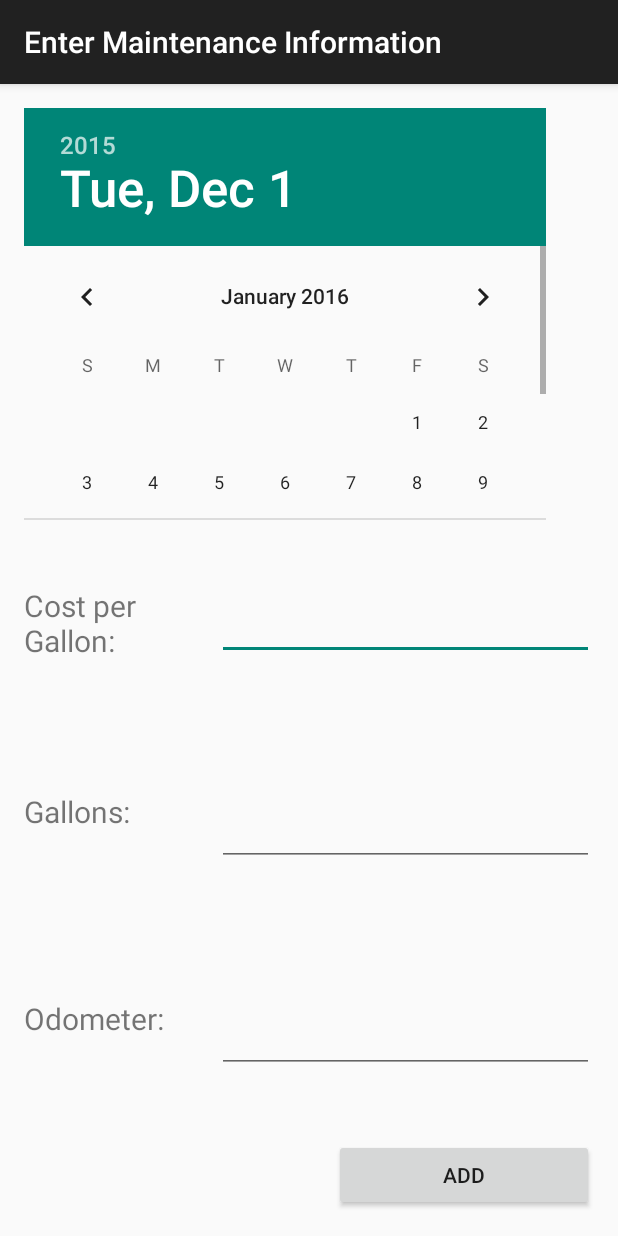
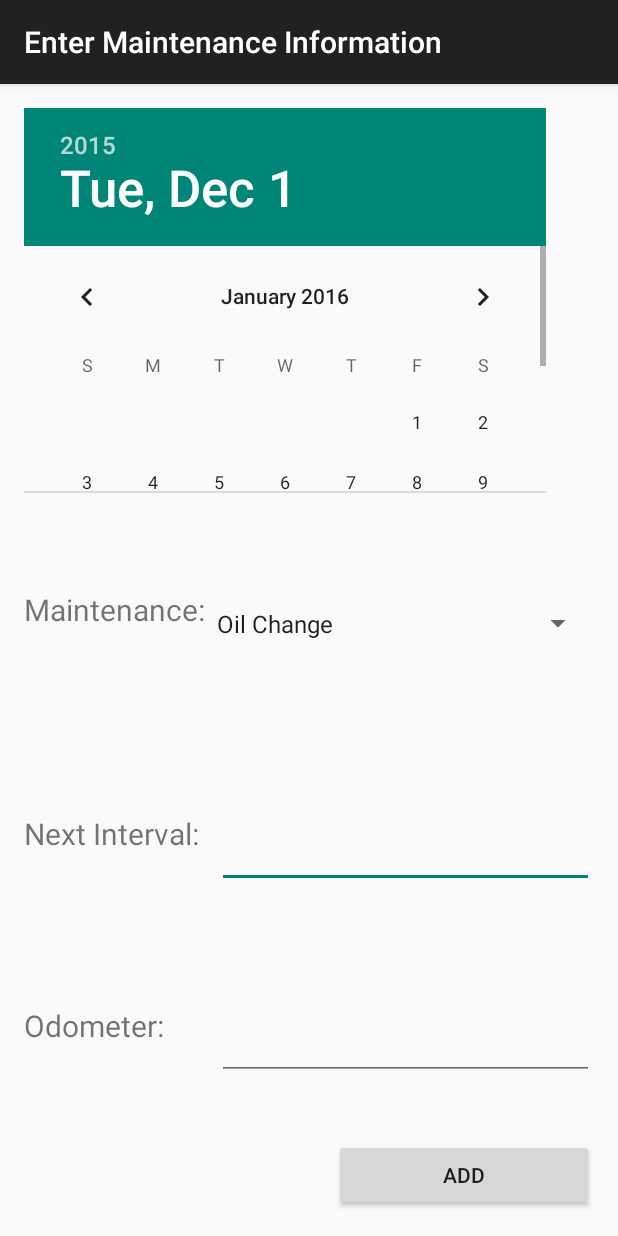
Before and after one commit to deplicator/simple-mileage-and-maintenance, an Android app: the EnterMaintActivity screen opened directly, with no data from a screen before it, after a tap on "ADD", on a phone screen of 412 x 824 dp. Run offline under Robolectric (Android 15) with nearby library versions, the light colour scheme and no system bars.

Commit message:
Started serious implementation of maintenance input.

```diff
--- a/app/src/main/java/net/geekwagon/apps/simplemileageandmaintenance/EnterMaintActivity.java
+++ b/app/src/main/java/net/geekwagon/apps/simplemileageandmaintenance/EnterMaintActivity.java
@@ -1,5 +1,6 @@
 package net.geekwagon.apps.simplemileageandmaintenance;
 
+import android.app.Activity;
 import android.app.AlertDialog;
 import android.content.Context;
 import android.content.DialogInterface;
@@ -7,14 +8,14 @@ import android.os.Bundle;
 import android.os.Environment;
 import android.support.v7.app.AppCompatActivity;
 import android.util.Log;
-import android.view.Menu;
-import android.view.MenuItem;
 import android.view.View;
+import android.widget.AdapterView;
+import android.widget.ArrayAdapter;
 import android.widget.Button;
 import android.widget.DatePicker;
 import android.widget.EditText;
+import android.widget.Spinner;
 import android.widget.Toast;
-
 import java.io.File;
 import java.io.FileOutputStream;
 import java.io.FileWriter;
@@ -41,7 +42,9 @@ public class EnterMaintActivity extends AppCompatActivity {
     }
 
     DatePicker maint_date;
+    Spinner maint_items_dropdown;
     EditText maint_odometer_field;
+    EditText maint_interval_field;
     Button maint_ok_btn;
 
     @Override
@@ -51,10 +54,38 @@ public class EnterMaintActivity extends AppCompatActivity {
 
         // Setup elements.
         maint_date = (DatePicker) findViewById(R.id.maint_date_field);
+        maint_items_dropdown = (Spinner) findViewById(R.id.maint_items_spinner);
         maint_odometer_field = (EditText) findViewById(R.id.maint_odometer_field);
+        maint_interval_field = (EditText) findViewById(R.id.maint_interval_field);
         maint_ok_btn = (Button) findViewById(R.id.maint_ok_btn);
 
-        // Add listeners
+        // Populate maintenance items dropdown.
+        ArrayAdapter<CharSequence> adapter = ArrayAdapter.createFromResource(this, R.array.maint_items, android.R.layout.simple_spinner_item);
+        adapter.setDropDownViewResource(android.R.layout.simple_spinner_dropdown_item);
+        maint_items_dropdown.setAdapter(adapter);
+
+        // Maintenance drop down listener.
+        int current_maint_selection = maint_items_dropdown.getSelectedItemPosition();
+        maint_items_dropdown.setOnItemSelectedListener(new AdapterView.OnItemSelectedListener() {
+            @Override
+            public void onItemSelected(AdapterView<?> parentView, View selectedItemView, int position, long id) {
+                String maint_description_string = maint_items_dropdown.getSelectedItem().toString();
+                // get last interval for the line that matches this string and put that value in maint_interval_field.
+
+                Context context = getApplicationContext();
+                Toast toast;
+                toast = Toast.makeText(context, maint_description_string, Toast.LENGTH_SHORT);
+                toast.show();
+            }
+
+            @Override
+            public void onNothingSelected(AdapterView<?> parentView) {
+                // your code here
+            }
+
+        });
+
+        // Add button listener
         maint_ok_btn.setOnClickListener(new View.OnClickListener() {
 
             // date variables
@@ -63,9 +94,16 @@ public class EnterMaintActivity extends AppCompatActivity {
             int maint_date_month;
             int maint_date_year;
 
-            // odometer variables
+            // maint description drop down
+            String maint_description_string = maint_items_dropdown.getSelectedItem().toString();
+
+            // interval variables
             String maint_odometer_raw;
             float maint_odometer_number = 0f;
+
+            // odometer variables
+            String maint_interval_raw;
+            float maint_interval_number = 0f;
 
             public void onClick(final View v) {
 
@@ -81,14 +119,25 @@ public class EnterMaintActivity extends AppCompatActivity {
 
                 // Maintenance odometer reading - required
                 maint_odometer_raw = maint_odometer_field.getText().toString();
-                if(maint_odometer_raw.length() > 0) {
+                if (maint_odometer_raw.length() > 0) {
                     maint_odometer_number = Float.parseFloat(maint_odometer_raw);
                 }
 
+                // Maintenance next interval - required if not already set.
+                maint_interval_raw = maint_interval_field.getText().toString();
+                if (maint_interval_raw.length() > 0) {
+                    maint_interval_number = Float.parseFloat(maint_interval_raw);
+                }
+
                 // Validating
+                Context context = getApplicationContext();
+                Toast toast;
                 if (maint_odometer_number == 0.0) {
-                    Context context = getApplicationContext();
-                    Toast toast = Toast.makeText(context, "Odometer reading is required.", Toast.LENGTH_SHORT);
+                    toast = Toast.makeText(context, "Odometer reading is required.", Toast.LENGTH_SHORT);
+                    toast.show();
+
+                } else if (maint_interval_number == 0.0) {
+                    toast = Toast.makeText(context, "Interval is required.", Toast.LENGTH_SHORT);
                     toast.show();
                 } else {
 
@@ -98,9 +147,9 @@ public class EnterMaintActivity extends AppCompatActivity {
                     alertDialogBuilder
                         .setMessage(
                             "Confirm this entry:\n" +
-                                "    When: " + maint_date_year + " - " + maint_date_month + "-" + maint_date_day + "\n" +
+                                "    When: " + maint_date_year + "-" + maint_date_month + "-" + maint_date_day + "\n" +
                                 "    Odometer: " + maint_odometer_raw + "\n" +
-                                "    What: ")
+                                "    What: " + maint_description_string)
                         .setCancelable(false)
                         .setPositiveButton("Looks good!", new DialogInterface.OnClickListener() {
                             public void onClick(DialogInterface dialog, int id) {
@@ -108,7 +157,7 @@ public class EnterMaintActivity extends AppCompatActivity {
                                 // The place we save gas data.
                                 File direct = new File(Environment.getExternalStorageDirectory() + "/smm/");
                                 File maint_file = new File(Environment.getExternalStorageDirectory().toString() + "/smm/maint_data.txt");
-                                if(!direct.exists()) {
+                                if (!direct.exists()) {
                                     direct.mkdir();
                                 }
 
--- a/app/src/main/java/net/geekwagon/apps/simplemileageandmaintenance/MainActivity.java
+++ b/app/src/main/java/net/geekwagon/apps/simplemileageandmaintenance/MainActivity.java
@@ -49,15 +49,9 @@ public class MainActivity extends AppCompatActivity {
             }
         });
 
-
-
         enterinfo_repair_btn.setOnClickListener(new View.OnClickListener() {
             public void onClick(View view) {
-
-                String something = getApplicationContext().getFilesDir().toString();
-
-                Toast toast = Toast.makeText(getApplicationContext(), something, Toast.LENGTH_SHORT);
-                toast.show();
+                //startActivity(new Intent(view.getContext(), EnterMaintActivity.class));
             }
         });
 
--- a/app/src/main/res/layout/activity_entermaint.xml
+++ b/app/src/main/res/layout/activity_entermaint.xml
@@ -21,27 +21,27 @@
 
         <LinearLayout
             android:orientation="horizontal"
-            android:layout_width="match_parent"
-            android:layout_height="0dp"
+            android:layout_width="wrap_content"
+            android:layout_height="wrap_content"
             android:layout_weight=".2">
 
             <TextView
-                android:layout_width="0dp"
-                android:layout_height="50dp"
-                android:text="Cost per Gallon:"
+                android:layout_width="wrap_content"
+                android:layout_height="45dp"
+                android:text="Maintenance:"
                 android:id="@+id/textView3"
                 android:textSize="20sp"
-                android:layout_gravity="center_vertical"
-                android:layout_weight=".34" />
+                android:layout_gravity="center"
+                android:layout_centerInParent="true"
+                />
 
-            <EditText
+            <Spinner
                 android:layout_width="0dp"
-                android:layout_height="50dp"
-                android:inputType="numberDecimal"
-                android:ems="10"
-                android:id="@+id/gas_cost_field"
-                android:layout_gravity="center_vertical"
-                android:layout_weight="0.66" />
+                android:layout_height="match_parent"
+                android:id="@+id/maint_items_spinner"
+                android:layout_weight="0.37"
+                android:spinnerMode="dropdown"/>
+
         </LinearLayout>
 
         <LinearLayout
@@ -53,7 +53,7 @@
             <TextView
                 android:layout_width="0dp"
                 android:layout_height="50dp"
-                android:text="Gallons:"
+                android:text="Next Interval:"
                 android:id="@+id/textView2"
                 android:textSize="20sp"
                 android:layout_gravity="center_vertical"
@@ -64,7 +64,7 @@
                 android:layout_height="50dp"
                 android:inputType="numberDecimal"
                 android:ems="10"
-                android:id="@+id/gas_gallons_field"
+                android:id="@+id/maint_interval_field"
                 android:layout_gravity="center_vertical"
                 android:layout_weight="0.66" />
         </LinearLayout>
--- a/app/src/main/res/raw/maint_data.txt
+++ b/app/src/main/res/raw/maint_data.txt
@@ -1 +1 @@
-entry_date,entered_date,odometer,description,occurrence
+entry_date,entered_date,odometer,description,interval
--- /dev/null
+++ b/app/src/main/res/values/maint_items.xml
@@ -0,0 +1,13 @@
+<?xml version="1.0" encoding="utf-8"?>
+<resources>
+    <string-array name="maint_items">
+        <item>Oil Change</item>
+        <item>Wiper Replace</item>
+        <item>Check Tire Pressure</item>
+        <item>Tire Rotation</item>
+        <item>Tire Balance</item>
+        <item>Wheel Alignment</item>
+        <item>Check or Fill Engine Coolant</item>
+        <item>Air Filter</item>
+    </string-array>
+</resources>
```
Also changed, not shown: 1 other file.
